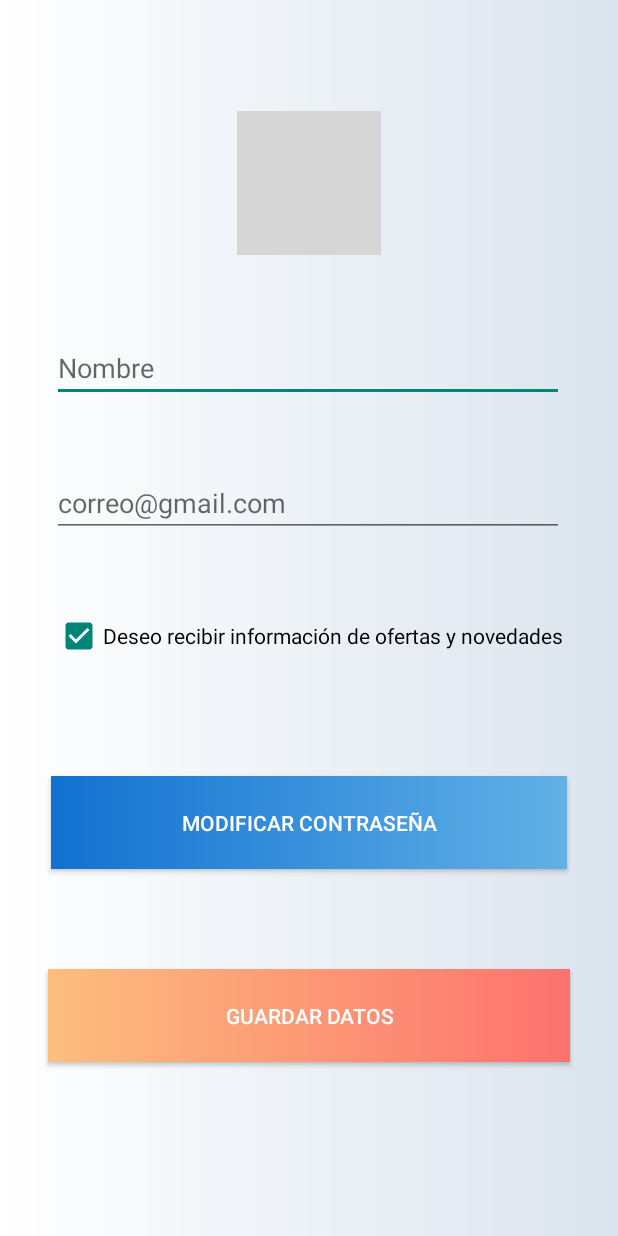
After one commit to danielSainero/appVote, an Android app: the Perfil screen opened directly, with no data from a screen before it, on a phone screen of 412 x 824 dp. The commit adds this screen. Run offline under Robolectric (Android 15) with nearby library versions, the phone set to English and light mode, and no system bars; our stand-ins replace Firebase (no records; nobody signed in at launch, a user with empty details on screens opened directly); Roboto replaces fonts that are not available here; grey boxes are pictures that could not be loaded.

Commit message:
Creación de perfil y actualización de este

```diff
--- a/app/build.gradle
+++ b/app/build.gradle
@@ -42,6 +42,7 @@ dependencies {
     implementation 'com.google.android.material:material:1.4.0'
     implementation 'androidx.constraintlayout:constraintlayout:2.1.1'
     implementation platform('com.google.firebase:firebase-bom:28.4.2')
+    implementation platform('com.google.firebase:firebase-bom:28.4.1')
     implementation 'com.google.firebase:firebase-analytics-ktx'
     implementation 'com.google.firebase:firebase-auth-ktx'
     testImplementation 'junit:junit:4.+'
--- /dev/null
+++ b/app/src/main/java/sainero/dani/appvote/Perfil.kt
@@ -0,0 +1,52 @@
+package sainero.dani.appvote
+
+import android.content.Intent
+import android.net.Uri
+import androidx.appcompat.app.AppCompatActivity
+import android.os.Bundle
+import android.widget.Toast
+import com.google.firebase.auth.FirebaseAuth
+import com.google.firebase.auth.ktx.auth
+import com.google.firebase.auth.ktx.userProfileChangeRequest
+import com.google.firebase.ktx.Firebase
+import sainero.dani.appvote.databinding.ActivityLoginBinding
+import sainero.dani.appvote.databinding.ActivityNewPasswordBinding
+import sainero.dani.appvote.databinding.ActivityPerfilBinding
+
+class Perfil : AppCompatActivity() {
+
+    private lateinit var auth: FirebaseAuth
+    private lateinit var  binding: ActivityPerfilBinding
+
+    override fun onCreate(savedInstanceState: Bundle?) {
+        super.onCreate(savedInstanceState)
+        binding = ActivityPerfilBinding.inflate(layoutInflater)
+        setContentView(binding.root)
+        auth = Firebase.auth
+        val user = auth.currentUser
+        binding.btnPerfilModificarContra.setOnClickListener {
+            this.startActivity(Intent(this, NewPassword::class.java))
+        }
+        binding.btnPerfilActualizarDatos.setOnClickListener{
+            val profileUpdates = userProfileChangeRequest {
+                displayName = binding.perfilNombre.text.toString()
+                photoUri = Uri.parse("https://example.com/jane-q-user/profile.jpg")
+            }
+
+            user!!.updateEmail(binding.prefilCorreo.text.toString())
+                .addOnCompleteListener { task ->
+                    if (task.isSuccessful) {
+                        Toast.makeText(baseContext, "Se ha actualizado el correo.", Toast.LENGTH_SHORT).show()
+                    }
+                }
+
+            user!!.updateProfile(profileUpdates)
+                .addOnCompleteListener { task ->
+                    if (task.isSuccessful) {
+                        Toast.makeText(baseContext, "Se ha actualizado el usuario.", Toast.LENGTH_SHORT).show()
+
+                    }
+                }
+        }
+    }
+}
--- /dev/null
+++ b/app/src/main/res/layout/activity_perfil.xml
@@ -0,0 +1,105 @@
+<?xml version="1.0" encoding="utf-8"?>
+<androidx.constraintlayout.widget.ConstraintLayout xmlns:android="http://schemas.android.com/apk/res/android"
+    xmlns:app="http://schemas.android.com/apk/res-auto"
+    xmlns:tools="http://schemas.android.com/tools"
+    android:layout_width="match_parent"
+    android:layout_height="match_parent"
+    android:background="@drawable/gradient_background"
+    tools:context=".Perfil">
+
+    <CheckBox
+        android:id="@+id/checkBox3"
+        android:layout_width="wrap_content"
+        android:layout_height="wrap_content"
+        android:layout_marginStart="40dp"
+        android:layout_marginTop="16dp"
+        android:layout_marginEnd="40dp"
+        android:layout_marginBottom="21dp"
+        android:checked="true"
+        android:text="Deseo recibir información de ofertas y novedades"
+        app:layout_constraintBottom_toTopOf="@+id/btnPerfilModificarContra"
+        app:layout_constraintEnd_toEndOf="parent"
+        app:layout_constraintStart_toStartOf="parent"
+        app:layout_constraintTop_toBottomOf="@+id/prefilCorreo"
+        tools:ignore="TouchTargetSizeCheck" />
+
+    <ImageView
+        android:id="@+id/imageView3"
+        android:layout_width="wrap_content"
+        android:layout_height="wrap_content"
+        android:layout_marginStart="77dp"
+        android:layout_marginTop="39dp"
+        android:layout_marginEnd="77dp"
+        app:layout_constraintBottom_toTopOf="@+id/perfilNombre"
+        app:layout_constraintEnd_toEndOf="parent"
+        app:layout_constraintStart_toStartOf="parent"
+        app:layout_constraintTop_toTopOf="parent"
+        app:srcCompat="@drawable/icono_imagen" />
+
+    <EditText
+        android:id="@+id/perfilNombre"
+        android:layout_width="341dp"
+        android:layout_height="39dp"
+        android:layout_marginStart="40dp"
+        android:layout_marginTop="24dp"
+        android:layout_marginEnd="40dp"
+        android:ems="10"
+        android:hint="Nombre"
+        android:inputType="textEmailAddress"
+        app:layout_constraintBottom_toTopOf="@+id/prefilCorreo"
+        app:layout_constraintEnd_toEndOf="parent"
+        app:layout_constraintHorizontal_bias="0.6"
+        app:layout_constraintStart_toStartOf="parent"
+        app:layout_constraintTop_toBottomOf="@+id/imageView3"
+        tools:ignore="TouchTargetSizeCheck" />
+
+    <EditText
+        android:id="@+id/prefilCorreo"
+        android:layout_width="341dp"
+        android:layout_height="39dp"
+        android:layout_marginStart="40dp"
+        android:layout_marginTop="16dp"
+        android:layout_marginEnd="40dp"
+        android:ems="10"
+        android:hint="@string/loginEmail"
+        android:inputType="textEmailAddress"
+        app:layout_constraintBottom_toTopOf="@+id/checkBox3"
+        app:layout_constraintEnd_toEndOf="parent"
+        app:layout_constraintHorizontal_bias="0.6"
+        app:layout_constraintStart_toStartOf="parent"
+        app:layout_constraintTop_toBottomOf="@+id/perfilNombre"
+        tools:ignore="TouchTargetSizeCheck" />
+
+    <Button
+        android:id="@+id/btnPerfilModificarContra"
+        android:layout_width="344dp"
+        android:layout_height="62dp"
+        android:layout_marginStart="40dp"
+        android:layout_marginTop="21dp"
+        android:layout_marginEnd="40dp"
+        android:layout_marginBottom="32dp"
+        android:background="@drawable/gradien_blue"
+        android:text="Modificar contraseña"
+        android:textColor="@color/white"
+        app:layout_constraintBottom_toTopOf="@+id/btnPerfilActualizarDatos"
+        app:layout_constraintEnd_toEndOf="parent"
+        app:layout_constraintHorizontal_bias="0.538"
+        app:layout_constraintStart_toStartOf="parent"
+        app:layout_constraintTop_toBottomOf="@+id/checkBox3" />
+
+    <Button
+        android:id="@+id/btnPerfilActualizarDatos"
+        android:layout_width="348dp"
+        android:layout_height="62dp"
+        android:layout_marginStart="40dp"
+        android:layout_marginEnd="40dp"
+        android:layout_marginBottom="81dp"
+        android:background="@drawable/gradient_orange"
+        android:text="Guardar datos"
+        android:textColor="@color/white"
+        app:layout_constraintBottom_toBottomOf="parent"
+        app:layout_constraintEnd_toEndOf="parent"
+        app:layout_constraintStart_toStartOf="parent"
+        app:layout_constraintTop_toBottomOf="@+id/btnPerfilModificarContra" />
+
+</androidx.constraintlayout.widget.ConstraintLayout>
--- a/app/src/main/res/values/themes.xml
+++ b/app/src/main/res/values/themes.xml
@@ -2,7 +2,7 @@
     <!-- Base application theme. -->
     <style name="Theme.AppVote" parent="Theme.AppCompat.Light.NoActionBar">
         <!-- Primary brand color. -->
-        <item name="android:background">@drawable/gradient_background</item>
+       <!-- <item name="android:background">@drawable/gradient_background</item>-->
         <item name="colorPrimary">@color/purple_500</item>
         <item name="colorPrimaryVariant">@color/purple_700</item>
         <item name="colorOnPrimary">@color/white</item>
```
Also changed, not shown: app/src/main/AndroidManifest.xml (+13 -2 lines), app/src/main/java/sainero/dani/appvote/MainActivity.kt (+24 -1 lines), app/src/main/java/sainero/dani/appvote/NewPassword.kt (added, +41 -0 lines), app/src/main/java/sainero/dani/appvote/NewPoll.kt (added, +11 -0 lines), app/src/main/java/sainero/dani/appvote/login.kt (+35 -4 lines), app/src/main/java/sainero/dani/appvote/register.kt (+46 -4 lines), app/src/main/res/layout/activity_login.xml (+1 -34 lines), app/src/main/res/layout/activity_main.xml (+71 -7 lines), app/src/main/res/layout/activity_new_password.xml (added, +52 -0 lines), app/src/main/res/layout/activity_new_poll.xml (added, +101 -0 lines), app/src/main/res/layout/activity_register.xml (+23 -11 lines), app/src/main/res/drawable/Sainorum.png (added), app/src/main/res/drawable/candado.png (added).
